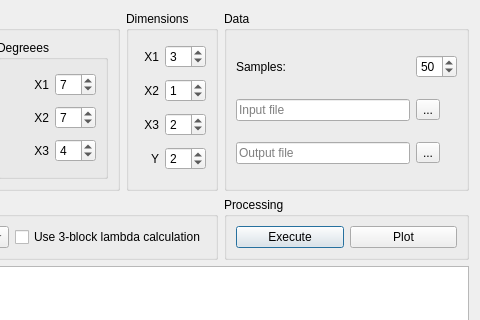
The window that lab_2/main_window.ui (fatvlady/sys-an-labs) describes before a commit, drawn with Qt 5; both pictures show x 143 to 623 and y 0 to 320 of the 623 by 600 pixel window.
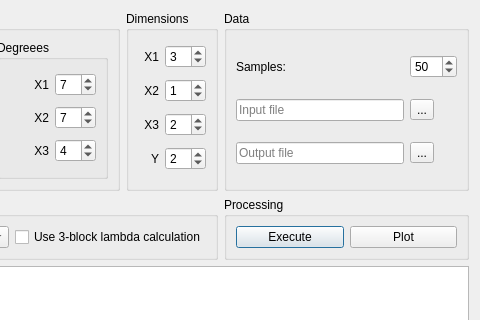
The same window after the commit.

Diff of the .ui file:
```diff
--- a/lab_2/main_window.ui
+++ b/lab_2/main_window.ui
@@ -221,6 +221,9 @@
       </item>
       <item row="0" column="1">
        <widget class="QSpinBox" name="sample_spin">
+        <property name="maximum">
+         <number>999</number>
+        </property>
         <property name="value">
          <number>50</number>
         </property>
```
Left out of the diff: 16 changed lines with no effect on the pictures.
